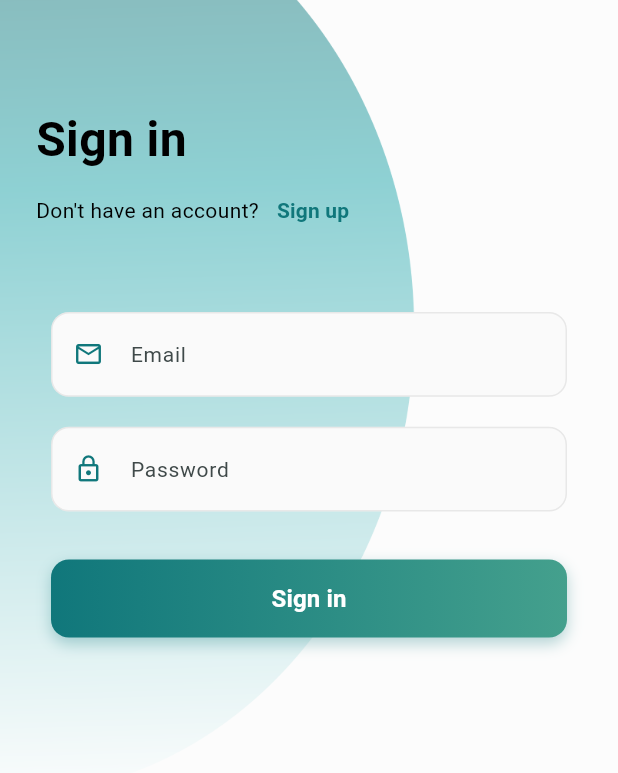
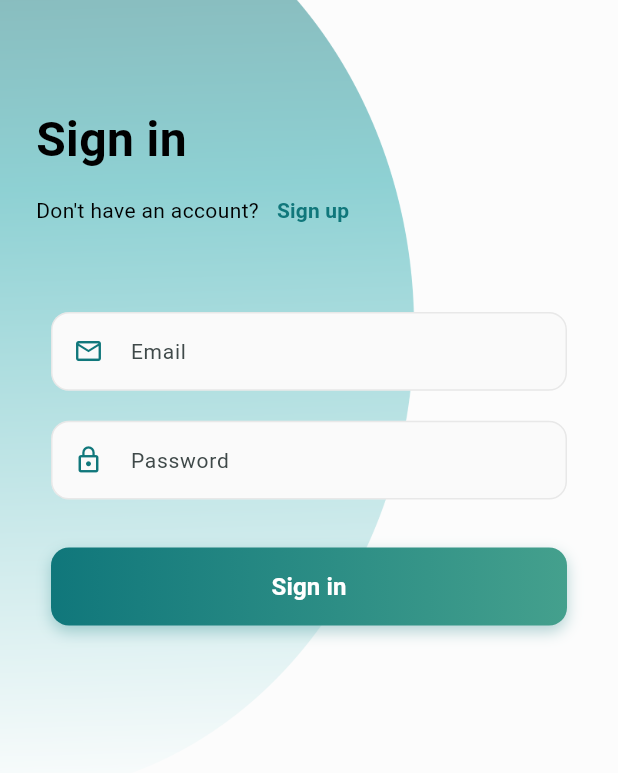
Before and after one commit to abdulsami334/Mosque-Locator-Frontend, a Flutter app: the AuthView screen opened by its route, on a phone screen of 412 x 824 dp. Shown: the top 773 px of the screen. Run offline on Flutter 3.47's test engine with Material 3 defaults, Android fonts, the light colour scheme and no system bars; our stand-ins replace geocoding, geolocator, google_maps_flutter, image_picker; accounts and stored records are empty; Roboto replaces fonts that are missing (Poppins).

Commit message:
Updated code

```diff
--- a/lib/models/mosque_model.dart
+++ b/lib/models/mosque_model.dart
@@ -44,7 +44,7 @@
   final Map<String, dynamic> prayerTimes;
   final Map<String, dynamic> amenities;
   final List<String> photos;
-  final bool verified;
+  final String status;
 
   MosqueModel({
     required this.id,
@@ -56,7 +56,7 @@
     required this.prayerTimes,
     required this.amenities,
     required this.photos,
-    required this.verified,
+    required this.status,
   });
 
   factory MosqueModel.fromJson(Map<String, dynamic> json) {
@@ -83,7 +83,7 @@
       prayerTimes: Map<String, dynamic>.from(json['prayerTimes'] ?? {}),
       amenities: Map<String, dynamic>.from(json['amenities'] ?? {}),
       photos: List<String>.from(json['photos'] ?? []),
-      verified: json['verified'] ?? false,
+      status: json['status'] ?? false,
     );
   }
 
@@ -97,6 +97,6 @@
         'prayerTimes': prayerTimes,
         'amenities': amenities,
         'photos': photos,
-        'verified': verified,
+        'status': status,
       };
 }
--- a/lib/views/contributor_register_form.dart
+++ b/lib/views/contributor_register_form.dart
@@ -412,8 +412,8 @@
       decoration: InputDecoration(
         labelText: label,
         labelStyle: TextStyle(
-            //color: Colors.grey[600],
           fontSize: 14,
+          height: 1.3,
         ),
         prefixIcon: Icon(
           icon,
@@ -421,16 +421,18 @@
           size: 20,
         ),
         border: InputBorder.none,
-          contentPadding: const EdgeInsets.symmetric(
-            horizontal: 15,
-            vertical: 8,
+        isDense: true,
+        contentPadding: const EdgeInsets.only(
+          left: 15,
+          right: 15,
+          //top: 5, // Adjusted for better centering
+          bottom: 12, // Adjusted for better centering
         ),
         floatingLabelBehavior: FloatingLabelBehavior.never,
       ),
     ),
   );
 }
-
   Widget _buildStyledButton({
     required String text,
     required bool isLoading,
--- a/lib/views/home_view.dart
+++ b/lib/views/home_view.dart
@@ -92,7 +92,7 @@
       appBar: AppBar(
         actions: [
           IconButton(
-            icon: const Icon(Icons.notifications),
+            icon: const Icon(Icons.notifications, color: AppStyles.primaryGreen,),
             tooltip: 'Notifications',
             onPressed: () {
               // ignore: unnecessary_null_comparison
@@ -121,8 +121,8 @@
           ),
         ),
         title: Text(authProvider.token != null ? user!.name : "Guest user"),
-        backgroundColor: AppStyles.primaryGreen,
-        foregroundColor: Colors.white,
+      //backgroundColor: Colors.white,
+
         elevation: 0,
       ),
       body: RefreshIndicator(
--- a/lib/views/my_mosque_view.dart
+++ b/lib/views/my_mosque_view.dart
@@ -142,13 +142,13 @@
                                 padding: const EdgeInsets.symmetric(
                                     horizontal: 6, vertical: 4),
                                 decoration: BoxDecoration(
-                                  color: m.verified
+                                  color: m.status=="accepted"
                                       ? AppStyles.primaryGreen
                                       : Colors.grey[400],
                                   borderRadius: BorderRadius.circular(5),
                                 ),
                                 child: Text(
-                                  m.verified ? 'Verified' : 'Pending',
+                                  m.status=="accepted" ? "Approved" : 'Pending',
                                   style: const TextStyle(
                                     color: Colors.white,
                                     fontSize: 12,
```
Lines whose indentation alone changed are shown as unchanged.
